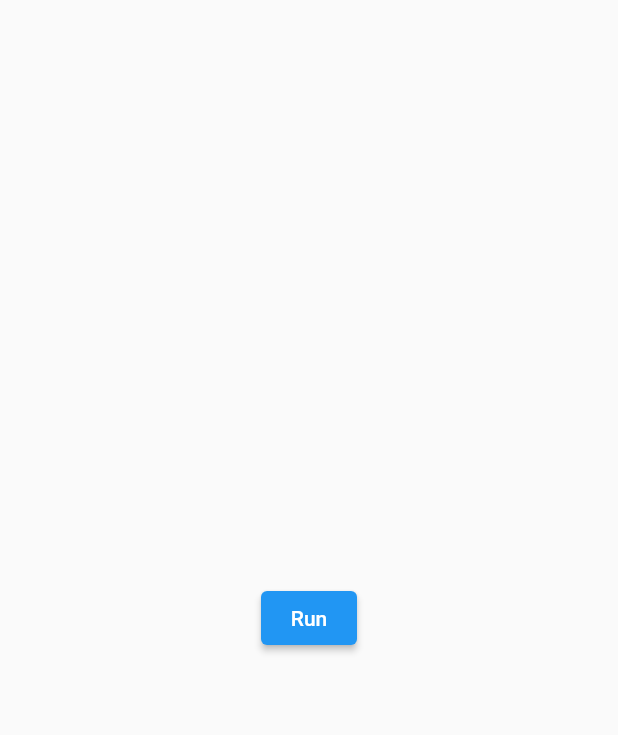
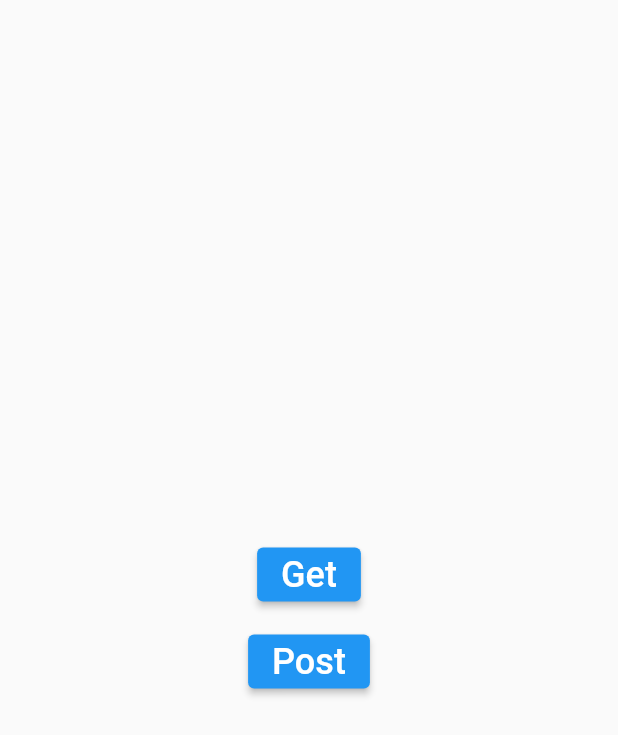
Before and after one commit to reiko-dev/base_client, a Flutter app: the screen it shows after launch, on a phone screen of 412 x 824 dp. Shown: the top 735 px of the screen. Run offline on Flutter 3.47's test engine with Material 2 defaults, Android fonts, the light colour scheme and no system bars; our stand-ins replace get.

Commit message:
Ends part2 of the series

```diff
--- a/lib/base_client.dart
+++ b/lib/base_client.dart
@@ -27,9 +27,9 @@ class BaseClient {
     }
   }
 
-  //Get
+  //Post
   Future<dynamic> post(String baseUrl, String api, dynamic payloadObj) async {
-    var payload = json.decode(payloadObj);
+    var payload = json.encode(payloadObj);
 
     var uri = Uri.parse(baseUrl + api);
     try {
--- a/lib/main.dart
+++ b/lib/main.dart
@@ -1,5 +1,6 @@
 import 'package:base_client/test_page.dart';
 import 'package:flutter/material.dart';
+import 'package:get/get_navigation/get_navigation.dart';
 
 void main() {
   runApp(MyApp());
@@ -8,7 +9,7 @@ void main() {
 class MyApp extends StatelessWidget {
   @override
   Widget build(BuildContext context) {
-    return MaterialApp(
+    return GetMaterialApp(
       title: 'Flutter Demo',
       debugShowCheckedModeBanner: false,
       theme: ThemeData(
--- a/lib/test_page.dart
+++ b/lib/test_page.dart
@@ -1,22 +1,37 @@
-import 'package:base_client/base_client.dart';
+import 'package:base_client/controller/test_controller.dart';
 import 'package:flutter/material.dart';
 
 class TestPage extends StatelessWidget {
-  const TestPage({Key? key}) : super(key: key);
+  TestPage({Key? key}) : super(key: key);
 
+  final controller = TestController();
   @override
   Widget build(BuildContext context) {
     return Scaffold(
-      body: Container(
-        child: Center(
-          child: ElevatedButton(
-            onPressed: () async {
-              var response = await BaseClient()
-                  .get('https://jsonplaceholder.typicode.com/', 'todos/1');
-              print(response);
-            },
-            child: Text('Run'),
-          ),
+      body: Center(
+        child: Column(
+          mainAxisSize: MainAxisSize.min,
+          children: [
+            ElevatedButton(
+              onPressed: () async {
+                controller.getData();
+              },
+              child: Text(
+                'Get',
+                style: TextStyle(fontSize: 24),
+              ),
+            ),
+            SizedBox(height: 10),
+            ElevatedButton(
+              onPressed: () async {
+                controller.postData();
+              },
+              child: Text(
+                'Post',
+                style: TextStyle(fontSize: 24),
+              ),
+            ),
+          ],
         ),
       ),
     );
--- a/pubspec.yaml
+++ b/pubspec.yaml
@@ -29,6 +29,7 @@ dependencies:
   # Use with the CupertinoIcons class for iOS style icons.
   cupertino_icons: ^1.0.2
   http: ^0.13.3
+  get: ^4.1.4
 
 dev_dependencies:
   flutter_test:
```
Also changed, not shown: lib/controller/base_controller.dart (added, +17 -0 lines), lib/controller/test_controller.dart (added, +26 -0 lines), lib/helper/dialog_helper.dart (added, +34 -0 lines), pubspec.lock.
